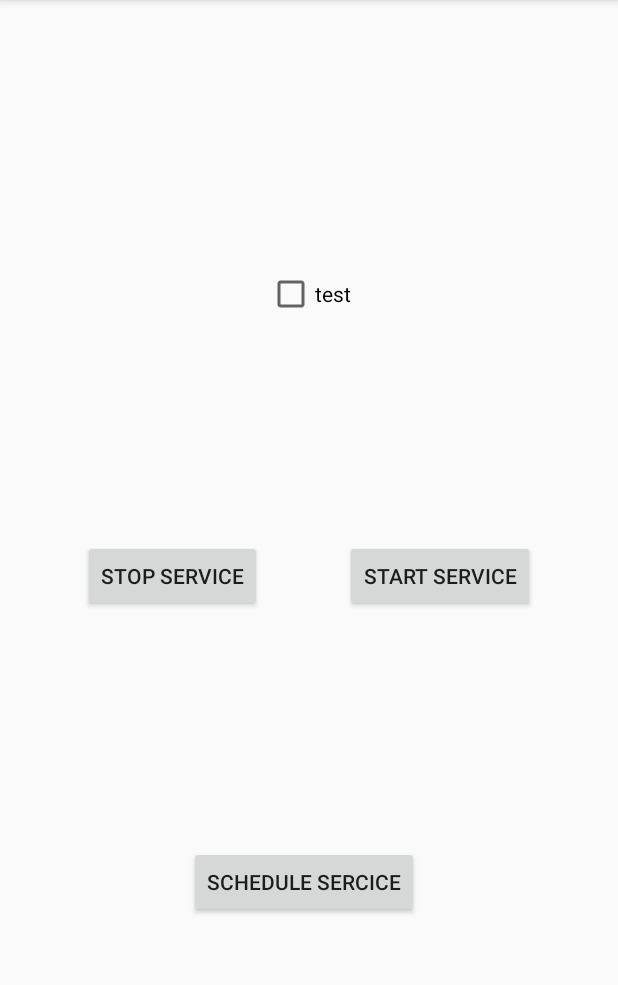
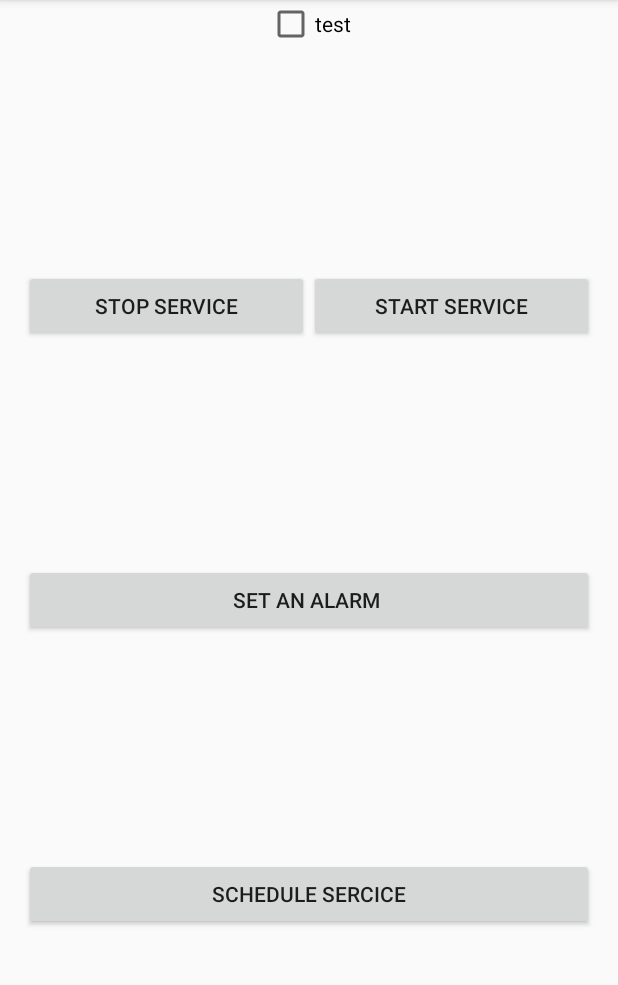
Before and after one commit to khalid-3lnagar/Service-BroadcastSample, an Android app: the screen it shows after launch (MainActivity), on a phone screen of 412 x 824 dp, the part 84-1069 px from its top. Run offline under Robolectric (Android 15) with nearby library versions, the phone set to English and light mode, and no system bars.

Commit message:
add:Show Toast Broadcast Receiver using AlarmManger and register it via manifest

```diff
--- a/app/src/main/AndroidManifest.xml
+++ b/app/src/main/AndroidManifest.xml
@@ -12,7 +12,9 @@
         <receiver
             android:name=".ShowToastBroadcastReceiver"
             android:enabled="true"
-            android:exported="true"></receiver>
+            android:exported="true">
+
+        </receiver>
 
         <service
             android:name=".TestJobService"
--- a/app/src/main/java/khalid/elnagar/servicesample/MainActivity.kt
+++ b/app/src/main/java/khalid/elnagar/servicesample/MainActivity.kt
@@ -1,5 +1,7 @@
 package khalid.elnagar.servicesample
 
+import android.app.AlarmManager
+import android.app.PendingIntent
 import android.app.job.JobInfo
 import android.app.job.JobScheduler
 import android.content.ComponentName
@@ -7,6 +9,7 @@ import android.content.Context
 import android.content.Intent
 import android.content.IntentFilter
 import android.os.Bundle
+import android.os.SystemClock
 import androidx.appcompat.app.AppCompatActivity
 import kotlinx.android.synthetic.main.activity_main.*
 
@@ -18,17 +21,27 @@ class MainActivity : AppCompatActivity() {
         super.onCreate(savedInstanceState)
         setContentView(R.layout.activity_main)
         btn_start_service.setOnClickListener {
-
             Intent(this, StartedService::class.java).run(::startService)
-
         }
         btn_stop_service.setOnClickListener {
             Intent(this, StartedService::class.java).run(::stopService)
         }
 
         btn_schedule_job.setOnClickListener { scheduleTestJob() }
+        btn_alarm.setOnClickListener { setToastAlarm() }
         IntentFilter(ACTION_SHOW_TOAST_EVENT)
             .also { filter -> registerReceiver(showToastBroadcastReceiver, filter) }
+    }
+
+    private fun setToastAlarm() {
+
+        val pendingIntent = Intent(this, ShowToastBroadcastReceiver::class.java)
+            .putExtra(EXTRA_COUNT, ALARM_MANGER_TOAST)
+            .let { PendingIntent.getBroadcast(this, 0, it, PendingIntent.FLAG_UPDATE_CURRENT) }
+
+        val alarmTime = SystemClock.elapsedRealtime().plus(5 * 1000)
+        val alarmManager = getSystemService(Context.ALARM_SERVICE) as AlarmManager
+        alarmManager.set(AlarmManager.ELAPSED_REALTIME, alarmTime, pendingIntent)
     }
 
 
--- a/app/src/main/java/khalid/elnagar/servicesample/ShowToastBroadcastReceiver.kt
+++ b/app/src/main/java/khalid/elnagar/servicesample/ShowToastBroadcastReceiver.kt
@@ -4,9 +4,13 @@ import android.content.BroadcastReceiver
 import android.content.Context
 import android.content.Intent
 import android.widget.Toast
+import kotlinx.coroutines.GlobalScope
+import kotlinx.coroutines.launch
+import kotlinx.coroutines.withTimeout
 
 const val ACTION_SHOW_TOAST_EVENT = "khalid.elnagar.servicesample.action.SHOW_TOAST"
 const val EXTRA_COUNT = "khalid.elnagar.servicesample.extra.EXTRA_COUNT"
+const val ALARM_MANGER_TOAST = -1
 
 class ShowToastBroadcastReceiver : BroadcastReceiver() {
     //extra
@@ -17,10 +21,25 @@ class ShowToastBroadcastReceiver : BroadcastReceiver() {
     override fun onReceive(context: Context, intent: Intent) {
         // This method is called when the BroadcastReceiver is receiving an Intent broadcast.
         val count = intent.getIntExtra(EXTRA_COUNT, 0)
+        if (count == ALARM_MANGER_TOAST)
+            alarmToast(context)
+        else
+            showToast(context, count)
+
+    }
+
+    private fun alarmToast(context: Context) {
+        GlobalScope.launch {
+            withTimeout(3000) {
+                backgroundWork("AlarmManger") { showToast(context, it) }
+            }
+        }
+    }
+
+    private fun showToast(context: Context, count: Int) {
         toast?.cancel()
         toast = Toast.makeText(context, "counting.. $count", Toast.LENGTH_SHORT)
         toast?.show()
-
     }
 
 }
--- a/app/src/main/res/layout/activity_main.xml
+++ b/app/src/main/res/layout/activity_main.xml
@@ -8,44 +8,66 @@
 
     <Button
         android:id="@+id/btn_stop_service"
-        android:layout_width="wrap_content"
+        android:layout_width="0dp"
         android:layout_height="wrap_content"
         android:text="stop Service"
-        app:layout_constraintBottom_toBottomOf="parent"
         app:layout_constraintEnd_toStartOf="@+id/btn_start_service"
         app:layout_constraintHorizontal_bias="0.5"
-        app:layout_constraintStart_toStartOf="parent"
-        app:layout_constraintTop_toTopOf="parent" />
+        app:layout_constraintStart_toStartOf="@+id/guideline"
+        app:layout_constraintTop_toTopOf="@+id/btn_start_service" />
 
     <Button
         android:id="@+id/btn_start_service"
-        android:layout_width="wrap_content"
+        android:layout_width="0dp"
         android:layout_height="wrap_content"
         android:text="start Service"
-        app:layout_constraintBottom_toBottomOf="parent"
-        app:layout_constraintEnd_toEndOf="parent"
+        app:layout_constraintBottom_toTopOf="@+id/btn_alarm"
+        app:layout_constraintEnd_toStartOf="@+id/guideline2"
         app:layout_constraintHorizontal_bias="0.5"
         app:layout_constraintStart_toEndOf="@+id/btn_stop_service"
-        app:layout_constraintTop_toTopOf="parent" />
+        app:layout_constraintTop_toBottomOf="@+id/checkBox" />
 
     <CheckBox
         android:id="@+id/checkBox"
         android:layout_width="wrap_content"
-        android:layout_height="48dp"
-        android:layout_marginTop="32dp"
+        android:layout_height="0dp"
         android:text="test"
-        app:layout_constraintBottom_toTopOf="@+id/btn_start_service"
         app:layout_constraintEnd_toEndOf="parent"
         app:layout_constraintStart_toStartOf="parent"
-        app:layout_constraintTop_toTopOf="parent" />
+        tools:layout_editor_absoluteY="123dp" />
 
     <Button
         android:id="@+id/btn_schedule_job"
-        android:layout_width="wrap_content"
+        android:layout_width="0dp"
         android:layout_height="wrap_content"
         android:text="schedule Sercice"
         app:layout_constraintBottom_toBottomOf="parent"
-        app:layout_constraintEnd_toStartOf="@+id/btn_start_service"
-        app:layout_constraintStart_toEndOf="@+id/btn_stop_service"
-        app:layout_constraintTop_toBottomOf="@+id/btn_start_service" />
+        app:layout_constraintEnd_toStartOf="@+id/guideline2"
+        app:layout_constraintStart_toStartOf="@+id/guideline"
+        app:layout_constraintTop_toBottomOf="@+id/btn_alarm" />
+
+    <Button
+        android:id="@+id/btn_alarm"
+        android:layout_width="0dp"
+        android:layout_height="wrap_content"
+        android:text="set an Alarm "
+        app:layout_constraintBottom_toTopOf="@+id/btn_schedule_job"
+        app:layout_constraintEnd_toStartOf="@+id/guideline2"
+        app:layout_constraintHorizontal_bias="0.0"
+        app:layout_constraintStart_toStartOf="@+id/guideline"
+        app:layout_constraintTop_toBottomOf="@+id/btn_stop_service" />
+
+    <androidx.constraintlayout.widget.Guideline
+        android:id="@+id/guideline"
+        android:layout_width="wrap_content"
+        android:layout_height="wrap_content"
+        android:orientation="vertical"
+        app:layout_constraintGuide_begin="16dp" />
+
+    <androidx.constraintlayout.widget.Guideline
+        android:id="@+id/guideline2"
+        android:layout_width="wrap_content"
+        android:layout_height="wrap_content"
+        android:orientation="vertical"
+        app:layout_constraintGuide_end="16dp" />
 </androidx.constraintlayout.widget.ConstraintLayout>
```
